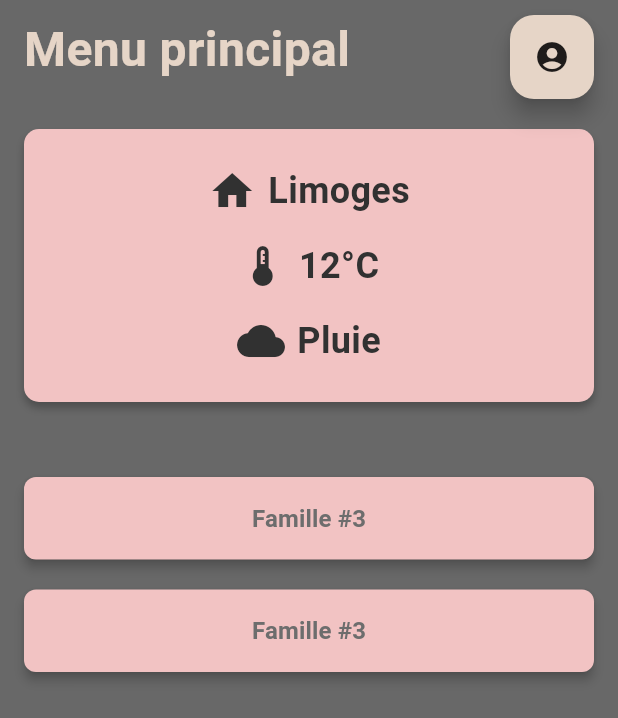
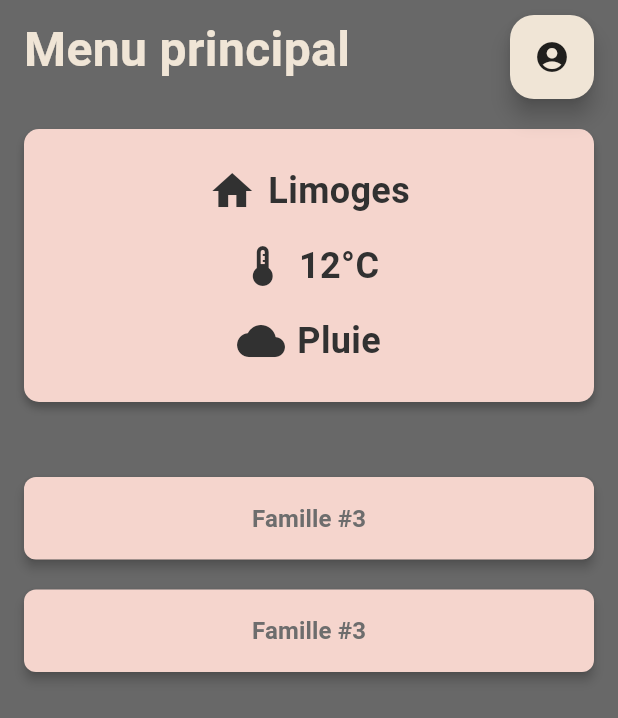
Before and after one commit to GalDen01/SAE-Planificateur-familial, a Flutter app: the screen it shows after launch, on a phone screen of 412 x 824 dp. Shown: the top 718 px of the screen. Run offline on Flutter 3.47's test engine with Material 3 defaults, Android fonts, the phone set to English and light mode, and no system bars; generated files the repository leaves out were written again.

Commit message:
Changements de couleurs

```diff
--- a/flutter_application_1/lib/src/screens/family_details_screen.dart
+++ b/flutter_application_1/lib/src/screens/family_details_screen.dart
@@ -9,7 +9,7 @@ class FamilyDetailsScreen extends StatelessWidget {
   Widget build(BuildContext context) {
     // Les mêmes couleurs que dans le menu principal
     final Color backgroundColor = const Color(0xFF6D6D6D);
-    final Color cardColor = const Color(0xFFF2C3C3);
+    final Color cardColor = const Color(0xFFF5D5CD);
     final Color textGrayColor = const Color(0xFF6D6D6D);
 
     return Scaffold(
--- a/flutter_application_1/lib/src/screens/home_screen.dart
+++ b/flutter_application_1/lib/src/screens/home_screen.dart
@@ -10,9 +10,9 @@ class HomeScreen extends StatelessWidget {
   @override
   Widget build(BuildContext context) {
     final Color backgroundColor = const Color.fromARGB(255, 104, 104, 104); // Gris foncé
-    final Color cardColor = const Color(0xFFF2C3C3);       // Rose saumon pâle
+    final Color cardColor = const Color(0xFFF5D5CD);       // Rose saumon pâle
     final Color textGrayColor = const Color(0xFF6D6D6D);   // Gris pour le texte
-    final Color brightCardColor = const Color.fromARGB(255, 230, 213, 199);
+    final Color brightCardColor = const Color(0xFFF0E5D6);
     final Color blackColor = const Color.fromARGB(255, 49, 49, 49);
     final Color salmonPink = cardColor;
 
@@ -59,7 +59,7 @@ class HomeScreen extends StatelessWidget {
               label: "Famille #3",
               backgroundColor: cardColor,
               textColor: textGrayColor,
-              targetPage: const FamilyDetailsScreen(familyName: "Famille #3"),
+              targetPage: const FamilyDetailsScreen(familyName: "Famille #4"),
             ),
 
             ],
```
